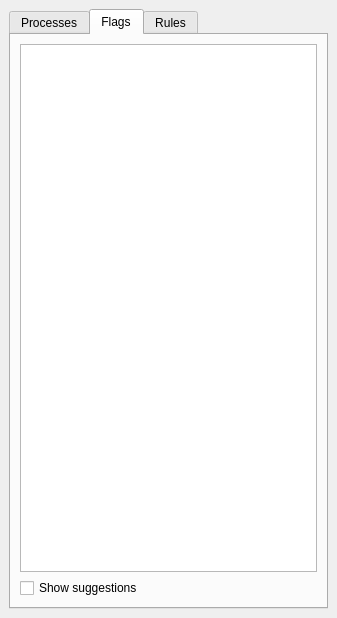
This is ValidationTools/validation_toolbox.ui in dsgoficial/DsgTools as Qt 5 draws it before an edit. The edited form follows.
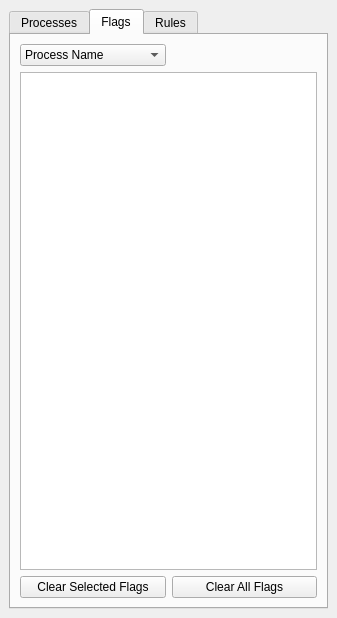
This is the edited form. The open tabs and pages were chosen to show the change. Custom widgets are drawn as their Qt base class.

The edit to the form file:
```diff
--- a/ValidationTools/validation_toolbox.ui
+++ b/ValidationTools/validation_toolbox.ui
@@ -14,7 +14,7 @@
    <string>DSGTools: Validation Toolbox</string>
   </property>
   <widget class="QWidget" name="dockWidgetContents">
-   <layout class="QGridLayout" name="gridLayout">
+   <layout class="QGridLayout" name="gridLayout_3">
     <item row="0" column="0">
      <widget class="QTabWidget" name="validationTabWidget">
       <property name="currentIndex">
@@ -100,8 +100,25 @@
        <attribute name="title">
         <string>Flags</string>
        </attribute>
-       <layout class="QGridLayout" name="gridLayout_3">
+       <layout class="QGridLayout" name="gridLayout">
         <item row="0" column="0">
+         <widget class="QComboBox" name="filterTypeComboBox">
+          <item>
+           <property name="text">
+            <string>Process Name</string>
+           </property>
+          </item>
+          <item>
+           <property name="text">
+            <string>Class Name</string>
+           </property>
+          </item>
+         </widget>
+        </item>
+        <item row="0" column="1">
+         <widget class="DsgCustomComboBox" name="widget" native="true"/>
+        </item>
+        <item row="1" column="0" colspan="2">
          <widget class="QTableView" name="tableView">
           <property name="contextMenuPolicy">
            <enum>Qt::CustomContextMenu</enum>
@@ -123,10 +140,17 @@
           </attribute>
          </widget>
         </item>
-        <item row="1" column="0">
-         <widget class="QCheckBox" name="suggestionCheckBox">
+        <item row="2" column="0">
+         <widget class="QPushButton" name="clearSelectedPushButton">
           <property name="text">
-           <string>Show suggestions</string>
+           <string>Clear Selected Flags</string>
+          </property>
+         </widget>
+        </item>
+        <item row="2" column="1">
+         <widget class="QPushButton" name="clearAllPushButton">
+          <property name="text">
+           <string>Clear All Flags</string>
           </property>
          </widget>
         </item>
@@ -168,6 +192,14 @@
    </layout>
   </widget>
  </widget>
+ <customwidgets>
+  <customwidget>
+   <class>DsgCustomComboBox</class>
+   <extends>QWidget</extends>
+   <header>DsgTools.CustomWidgets.BasicInterfaceWidgets.dsgCustomComboBox.h</header>
+   <container>1</container>
+  </customwidget>
+ </customwidgets>
  <resources/>
  <connections/>
 </ui>
```
